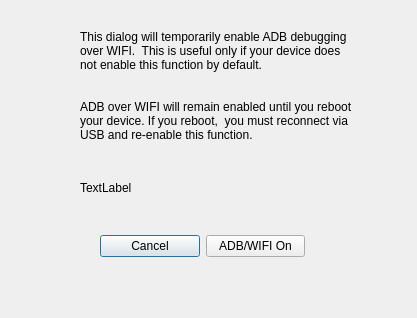
Before: the Qt Designer form tcpipdialog.ui in Eliminater74/adblink, drawn with Qt 5.
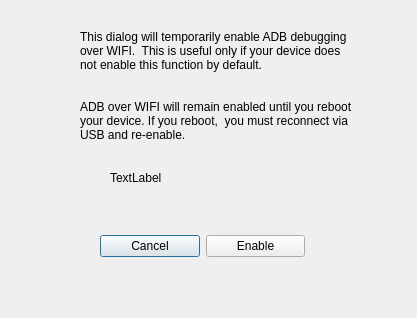
After: the same form once the commit is applied.

Commit message: adb wifi via usb refactored

```diff
--- a/tcpipdialog.ui
+++ b/tcpipdialog.ui
@@ -42,7 +42,7 @@
     </rect>
    </property>
    <property name="text">
-    <string>ADB over WIFI will remain enabled until you reboot your device. If you reboot,  you must reconnect via USB and re-enable this function.</string>
+    <string>ADB over WIFI will remain enabled until you reboot your device. If you reboot,  you must reconnect via USB and re-enable.</string>
    </property>
    <property name="alignment">
     <set>Qt::AlignLeading|Qt::AlignLeft|Qt::AlignTop</set>
@@ -71,7 +71,7 @@
     <item>
      <widget class="QPushButton" name="tcpipOn">
       <property name="text">
-       <string>ADB/WIFI On</string>
+       <string>Enable</string>
       </property>
      </widget>
     </item>
@@ -80,9 +80,9 @@
   <widget class="QLabel" name="tcplabel">
    <property name="geometry">
     <rect>
-     <x>80</x>
-     <y>180</y>
-     <width>291</width>
+     <x>110</x>
+     <y>170</y>
+     <width>221</width>
      <height>16</height>
     </rect>
    </property>
```
The commit also changes 1 other file.
